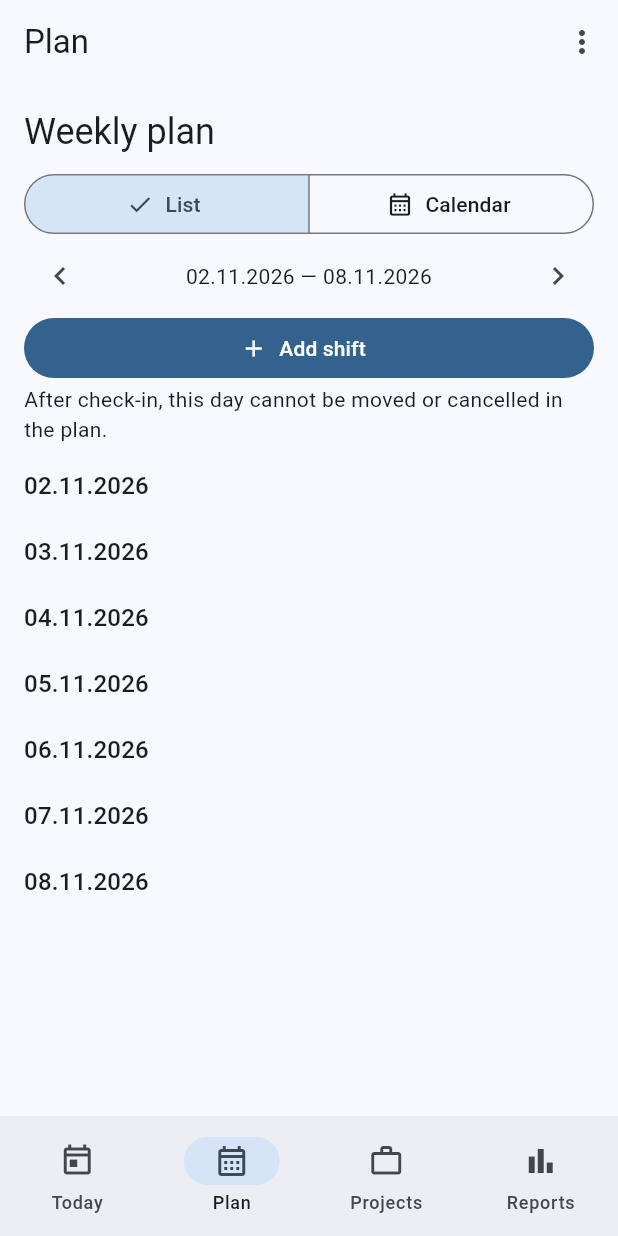
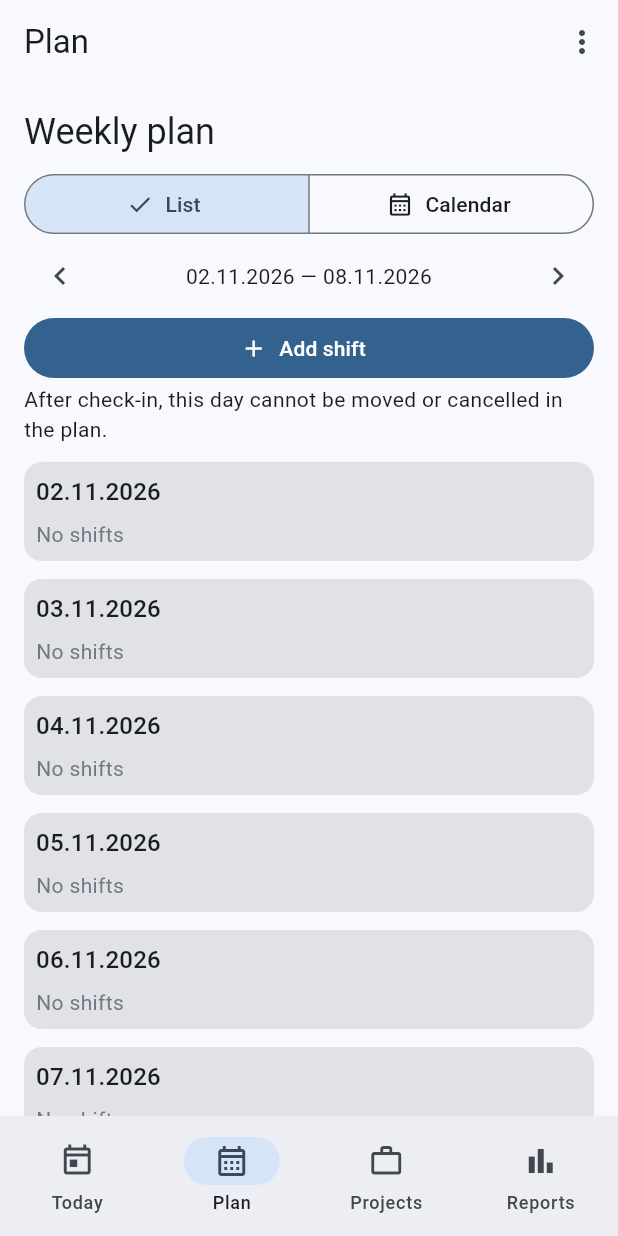
Before and after one commit to u-alexander-gb/WorkHoursApp, a Flutter app: the screen it shows after launch, after a tap on "View schedule", on a phone screen of 412 x 824 dp. Run offline on Flutter 3.47's test engine with Material 3 defaults, Android fonts, the phone set to English and light mode, and no system bars; our stand-ins replace file_picker, flutter_local_notifications, flutter_timezone, package_info_plus, share_plus, shared_preferences and 2 more; missing offline and left inert: cryptography; accounts and stored records are empty.

Commit message:
Improve plan navigation and weekly layout

```diff
--- a/lib/app.dart
+++ b/lib/app.dart
@@ -250,6 +250,7 @@ class _WorkHomeState extends State<WorkHome> {
   DateTime anchor = DateTime.now();
   DateTime planWeek = DateTime.now();
   bool calendarView = false;
+  int weekStart = DateTime.monday;
   final SharedPreferencesAsync preferences = SharedPreferencesAsync();
   ReminderSettings reminderSettings = const ReminderSettings();
   Timer? clockTimer;
@@ -266,6 +267,7 @@ class _WorkHomeState extends State<WorkHome> {
     };
     _reload();
     _loadPlanView();
+    _loadWeekStart();
     _loadReminderSettings();
     clockTimer = Timer.periodic(const Duration(minutes: 1), (_) {
       if (mounted) setState(() {});
@@ -304,6 +306,31 @@ class _WorkHomeState extends State<WorkHome> {
       if (mounted) {
         _showError(context, 'Не удалось сохранить вид плана: $error');
       }
+    }
+  }
+
+  Future<void> _loadWeekStart() async {
+    try {
+      final saved = await preferences.getInt('week_start');
+      if (mounted && saved != null && saved >= DateTime.monday && saved <= DateTime.sunday) {
+        setState(() => weekStart = saved);
+      }
+    } catch (_) {
+      // Monday remains the default when preferences are unavailable.
+    }
+  }
+
+  Future<void> _chooseWeekStart() async {
+    final selected = await showDialog<int>(
+      context: context,
+      builder: (_) => WeekStartDialog(selected: weekStart),
+    );
+    if (selected == null || !mounted) return;
+    setState(() => weekStart = selected);
+    try {
+      await preferences.setInt('week_start', selected);
+    } catch (error) {
+      if (mounted) _showError(context, error);
     }
   }
 
@@ -619,8 +646,7 @@ class _WorkHomeState extends State<WorkHome> {
     }
     final now = DateTime.now();
     var projectId = projects.first.id;
-    final monday = DateTime(planWeek.year, planWeek.month,
-        planWeek.day - planWeek.weekday + DateTime.monday);
+    final monday = _weekStartDate(planWeek);
     var start = monday.isAfter(now)
         ? DateTime(monday.year, monday.month, monday.day, 10)
         : DateTime(now.year, now.month, now.day + 1, 10);
@@ -629,7 +655,7 @@ class _WorkHomeState extends State<WorkHome> {
       context: context,
       builder: (dialogContext) => StatefulBuilder(
         builder: (context, update) => AlertDialog(
-          title: const AppText('Запланировать смену'),
+          title: const AppText('Добавить смену'),
           content: Column(mainAxisSize: MainAxisSize.min, children: [
             DropdownButtonFormField<String>(
               initialValue: projectId,
@@ -1215,11 +1241,20 @@ class _WorkHomeState extends State<WorkHome> {
       ShiftStatus.completed => 'Завершена',
       ShiftStatus.cancelled => 'Отменена',
     };
+    final colors = Theme.of(context).colorScheme;
+    final background = switch (visualStatus) {
+      ShiftStatus.completed => colors.secondaryContainer,
+      ShiftStatus.active => colors.tertiaryContainer,
+      ShiftStatus.armed => colors.surfaceContainerHighest,
+      ShiftStatus.planned => colors.primaryContainer.withOpacity(0.55),
+      ShiftStatus.cancelled => colors.surfaceContainerHighest,
+    };
     return Card(
+      color: background,
       child: Padding(
         padding: const EdgeInsets.all(12),
         child: Column(crossAxisAlignment: CrossAxisAlignment.start, children: [
-          AppText('№${shift.rowId} · ${shift.projectName}',
+          AppText(shift.projectName,
               style: Theme.of(context).textTheme.titleMedium),
           AnimatedSwitcher(duration: const Duration(milliseconds: 250),
             child: Row(key: ValueKey(visualStatus), children: [
@@ -1323,16 +1358,39 @@ class _WorkHomeState extends State<WorkHome> {
         ),
       ],
       for (final shift in today) _shiftCard(shift, inToday: true),
-      OutlinedButton.icon(
-          onPressed: _plan,
-          icon: const Icon(Icons.add),
-          label: const AppText('Запланировать смену')),
     ]);
   }
 
+  DateTime _weekStartDate(DateTime date) => DateTime(date.year, date.month,
+      date.day - ((date.weekday - weekStart + 7) % 7));
+
+  Widget _planDaySection(DateTime day) {
+    final dayShifts = shifts.where((item) =>
+        item.status != ShiftStatus.cancelled &&
+        sameCalendarDay(item.plannedStart, day)).toList();
+    final colors = Theme.of(context).colorScheme;
+    return Container(
+      margin: const EdgeInsets.only(top: 12),
+      padding: const EdgeInsets.all(8),
+      decoration: BoxDecoration(
+        color: dayShifts.isEmpty ? colors.surfaceContainerHighest : null,
+        borderRadius: BorderRadius.circular(12),
+      ),
+      child: Column(crossAxisAlignment: CrossAxisAlignment.start, children: [
+        AppText(_date(day), style: Theme.of(context).textTheme.titleMedium),
+        if (dayShifts.isEmpty)
+          Padding(
+            padding: const EdgeInsets.only(top: 6),
+            child: AppText('Нет смен', style: TextStyle(color: colors.outline)),
+          )
+        else
+          for (final shift in dayShifts) _shiftCard(shift, inPlan: true),
+      ]),
+    );
+  }
+
   Widget _planPage() {
-    final monday = DateTime(planWeek.year, planWeek.month,
-        planWeek.day - planWeek.weekday + DateTime.monday);
+    final monday = _weekStartDate(planWeek);
     final sunday = DateTime(monday.year, monday.month, monday.day + 6);
     return ListView(padding: const EdgeInsets.all(16), children: [
       AppText(calendarView ? 'План на месяц' : 'План на неделю',
@@ -1379,6 +1437,7 @@ class _WorkHomeState extends State<WorkHome> {
           shifts: shifts.where((item) =>
               item.status != ShiftStatus.cancelled).toList(),
           onSelectDay: (day) => setState(() => planWeek = day),
+          weekStart: weekStart,
         ),
         Padding(
           padding: const EdgeInsets.only(top: 16, bottom: 4),
@@ -1392,22 +1451,9 @@ class _WorkHomeState extends State<WorkHome> {
             item.status != ShiftStatus.cancelled &&
             sameCalendarDay(item.plannedStart, planWeek)))
           _shiftCard(shift, inPlan: true),
-      ] else for (var offset = 0; offset < 7; offset++) ...[
-        Padding(
-          padding: const EdgeInsets.only(top: 16, bottom: 4),
-          child: AppText(_date(DateTime(
-              monday.year, monday.month, monday.day + offset)),
-              style: Theme.of(context).textTheme.titleMedium),
-        ),
-        for (final shift in shifts.where((item) {
-          final day = DateTime(monday.year, monday.month, monday.day + offset);
-          return item.status != ShiftStatus.cancelled &&
-              item.plannedStart.year == day.year &&
-              item.plannedStart.month == day.month &&
-              item.plannedStart.day == day.day;
-        }))
-          _shiftCard(shift, inPlan: true),
-      ],
+      ] else
+        for (var offset = 0; offset < 7; offset++)
+          _planDaySection(DateTime(monday.year, monday.month, monday.day + offset)),
       if (shifts.any((shift) => shift.status == ShiftStatus.cancelled))
         ExpansionTile(
           title: const AppText('Удалённые смены и история'),
@@ -1415,7 +1461,7 @@ class _WorkHomeState extends State<WorkHome> {
             for (final shift in shifts.where((item) =>
                 item.status == ShiftStatus.cancelled))
               ListTile(
-                title: AppText('№${shift.rowId} · ${shift.projectName}'),
+                title: AppText(shift.projectName),
                 subtitle: AppText(_dateTime(shift.plannedStart)),
                 trailing: const Icon(Icons.history),
                 onTap: () => _showHistory(shift),
@@ -1498,8 +1544,7 @@ class _WorkHomeState extends State<WorkHome> {
           start: DateTime(anchor.year, anchor.month),
           end: DateTime(anchor.year, anchor.month + 1));
     }
-    final monday = DateTime(anchor.year, anchor.month,
-        anchor.day - anchor.weekday + 1);
+    final monday = _weekStartDate(anchor);
     return DateTimeRange(
         start: monday,
         end: DateTime(monday.year, monday.month, monday.day + 7));
@@ -1649,6 +1694,7 @@ class _WorkHomeState extends State<WorkHome> {
             onAbout: _showAbout,
             onLanguage: _chooseLanguage,
             onReminders: _chooseReminders,
+            onWeekStart: _chooseWeekStart,
           ),
         ],
       ),
@@ -1715,13 +1761,14 @@ class LanguagePickerDialog extends StatelessWidget {
 class WorkHoursMenuButton extends StatelessWidget {
   const WorkHoursMenuButton({super.key, required this.onExport,
       required this.onImport, required this.onAbout, required this.onLanguage,
-      this.onReminders});
+      this.onReminders, this.onWeekStart});
 
   final VoidCallback onExport;
   final VoidCallback onImport;
   final VoidCallback onAbout;
   final VoidCallback onLanguage;
   final VoidCallback? onReminders;
+  final VoidCallback? onWeekStart;
 
   @override
   Widget build(BuildContext context) => PopupMenuButton<String>(
@@ -1733,6 +1780,7 @@ class WorkHoursMenuButton extends StatelessWidget {
             case 'about': onAbout();
             case 'language': onLanguage();
             case 'reminders': onReminders?.call();
+            case 'week_start': onWeekStart?.call();
           }
         },
         itemBuilder: (_) => const [
@@ -1741,7 +1789,33 @@ class WorkHoursMenuButton extends StatelessWidget {
           PopupMenuItem(value: 'about', child: AppText('О приложении')),
           PopupMenuItem(value: 'language', child: AppText('Язык приложения')),
           PopupMenuItem(value: 'reminders', child: AppText('Напоминания')),
+          PopupMenuItem(value: 'week_start', child: AppText('Начало недели')),
         ],
+      );
+}
+
+class WeekStartDialog extends StatelessWidget {
+  const WeekStartDialog({super.key, required this.selected});
+
+  final int selected;
+
+  static const names = [
+    'Понедельник', 'Вторник', 'Среда', 'Четверг',
+    'Пятница', 'Суббота', 'Воскресенье',
+  ];
+
+  @override
+  Widget build(BuildContext context) => AlertDialog(
+        title: const AppText('Начало недели'),
+        content: Column(mainAxisSize: MainAxisSize.min, children: [
+          for (var index = 0; index < names.length; index++)
+            RadioListTile<int>(
+              title: AppText(names[index]),
+              value: index + 1,
+              groupValue: selected,
+              onChanged: (value) => Navigator.pop(context, value),
+            ),
+        ]),
       );
 }
 
--- a/pubspec.yaml
+++ b/pubspec.yaml
@@ -1,7 +1,7 @@
 name: work_hours_app
 description: Offline work shift planning and time tracking for Android and Windows.
 publish_to: none
-version: 0.2.0-beta.4+5
+version: 0.2.0-beta.5+6
 
 environment:
   sdk: '>=3.10.0 <4.0.0'
```
Also changed, not shown: lib/src/app_text.dart (+9 -0 lines), lib/src/plan_calendar.dart (+8 -2 lines), 1 other file.
